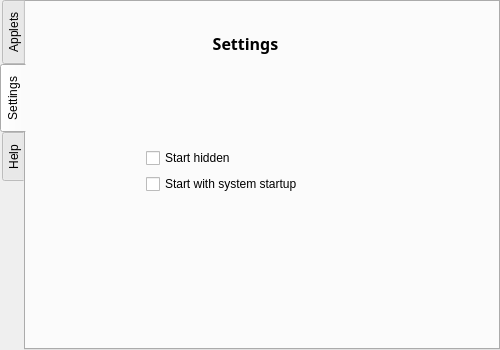
Old version of the form mainwindow.ui in the repository spezifisch/g15manager.
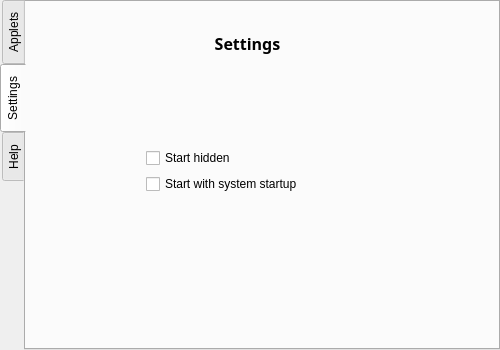
New version of the form. The open tabs and pages were chosen to show the change. Icons and pictures are not drawn.

```diff
--- a/mainwindow.ui
+++ b/mainwindow.ui
@@ -415,7 +415,7 @@
        <rect>
         <x>109</x>
         <y>19</y>
-        <width>221</width>
+        <width>225</width>
         <height>271</height>
        </rect>
       </property>
```
Left out of the diff: 2 changed lines with no effect on the pictures.
